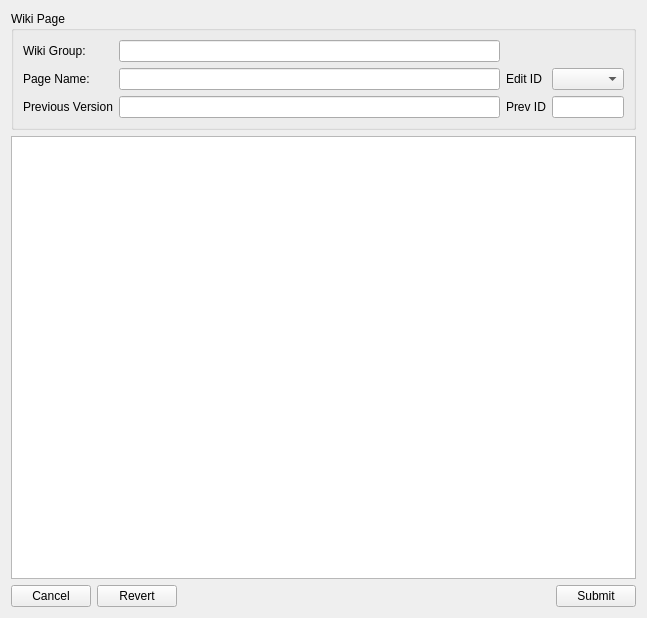
First picture: the form in retroshare-gui/src/gui/WikiPoos/WikiEditDialog.ui, repository RetroShare/RetroShare_old, before the edit.
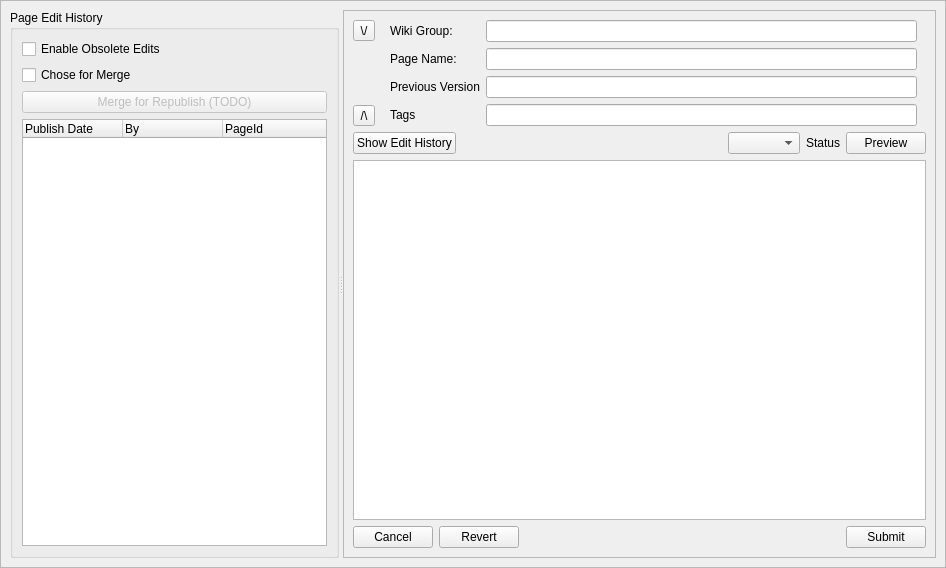
Second picture: the form after the edit. Custom widgets are drawn as their Qt base class.

Commit message:
Merged branch v0.5-gxs-b1 into trunk (from -r 5351 -> 5995) This brings a huge amount of goodness into the trunk, but there is still a big chunk todo before it can be released.
 * GXS Backend.
 * GXS Services:
	- Identities.
	- Circles
	- Photos
	- Wiki
	- GxsForums
	- Posted.
 * SSH no-gui server.

See branch commits for more info.

To switch on GXS stuff, enable CONFIG += gxs
in both libretroshare.pro and retroshare-gui.pro

Patch:
```diff
--- a/retroshare-gui/src/gui/WikiPoos/WikiEditDialog.ui
+++ b/retroshare-gui/src/gui/WikiPoos/WikiEditDialog.ui
@@ -6,22 +6,161 @@
    <rect>
     <x>0</x>
     <y>0</y>
-    <width>647</width>
-    <height>618</height>
+    <width>946</width>
+    <height>568</height>
    </rect>
   </property>
   <property name="windowTitle">
    <string/>
   </property>
-  <layout class="QVBoxLayout" name="verticalLayout">
+  <layout class="QGridLayout" name="gridLayout_3">
+   <property name="verticalSpacing">
+    <number>0</number>
+   </property>
+   <property name="margin">
+    <number>0</number>
+   </property>
+   <item row="0" column="0">
+    <widget class="HeaderFrame" name="headerFrame">
+     <property name="frameShape">
+      <enum>QFrame::StyledPanel</enum>
+     </property>
+     <property name="frameShadow">
+      <enum>QFrame::Raised</enum>
+     </property>
+    </widget>
+   </item>
+   <item row="1" column="0">
+    <widget class="QFrame" name="frame">
+     <property name="frameShape">
+      <enum>QFrame::StyledPanel</enum>
+     </property>
+     <property name="frameShadow">
+      <enum>QFrame::Raised</enum>
+     </property>
+     <layout class="QVBoxLayout" name="verticalLayout_2">
    <item>
-    <widget class="QGroupBox" name="groupBox">
+       <widget class="QSplitter" name="splitter_History">
+        <property name="sizePolicy">
+         <sizepolicy hsizetype="Expanding" vsizetype="Expanding">
+          <horstretch>0</horstretch>
+          <verstretch>0</verstretch>
+         </sizepolicy>
+        </property>
+        <property name="orientation">
+         <enum>Qt::Horizontal</enum>
+        </property>
+        <widget class="QGroupBox" name="groupBox_History">
      <property name="title">
-      <string>Wiki Page</string>
-     </property>
-     <layout class="QGridLayout" name="gridLayout">
+          <string>Page Edit History</string>
+         </property>
+         <layout class="QVBoxLayout" name="verticalLayout_3">
+          <item>
+           <widget class="QCheckBox" name="checkBox_OldHistory">
+            <property name="text">
+             <string>Enable Obsolete Edits</string>
+            </property>
+           </widget>
+          </item>
+          <item>
+           <widget class="QCheckBox" name="checkBox_Merge">
+            <property name="text">
+             <string>Chose for Merge</string>
+            </property>
+           </widget>
+          </item>
+          <item>
+           <widget class="QPushButton" name="pushButton_Merge">
+            <property name="enabled">
+             <bool>false</bool>
+            </property>
+            <property name="text">
+             <string>Merge for Republish (TODO)</string>
+            </property>
+           </widget>
+          </item>
+          <item>
+           <widget class="QTreeWidget" name="treeWidget_History">
+            <column>
+             <property name="text">
+              <string>Publish Date</string>
+             </property>
+            </column>
+            <column>
+             <property name="text">
+              <string>By</string>
+             </property>
+            </column>
+            <column>
+             <property name="text">
+              <string>PageId</string>
+             </property>
+            </column>
+           </widget>
+          </item>
+         </layout>
+        </widget>
+        <widget class="QFrame" name="frame_3">
+         <property name="frameShape">
+          <enum>QFrame::StyledPanel</enum>
+         </property>
+         <property name="frameShadow">
+          <enum>QFrame::Raised</enum>
+         </property>
+         <layout class="QVBoxLayout" name="verticalLayout_4" stretch="0,0,10,0">
+          <item>
+           <layout class="QHBoxLayout" name="horizontalLayout_3">
+            <item>
+             <layout class="QVBoxLayout" name="verticalLayout">
+              <item>
+               <widget class="QToolButton" name="toolButton_Show">
+                <property name="text">
+                 <string>\/</string>
+                </property>
+               </widget>
+              </item>
+              <item>
+               <spacer name="verticalSpacer">
+                <property name="orientation">
+                 <enum>Qt::Vertical</enum>
+                </property>
+                <property name="sizeType">
+                 <enum>QSizePolicy::MinimumExpanding</enum>
+                </property>
+                <property name="sizeHint" stdset="0">
+                 <size>
+                  <width>10</width>
+                  <height>0</height>
+                 </size>
+                </property>
+               </spacer>
+              </item>
+              <item>
+               <widget class="QToolButton" name="toolButton_Hide">
+                <property name="text">
+                 <string>/\</string>
+                </property>
+               </widget>
+              </item>
+             </layout>
+            </item>
+            <item>
+             <widget class="QFrame" name="frame">
+              <property name="sizePolicy">
+               <sizepolicy hsizetype="Preferred" vsizetype="MinimumExpanding">
+                <horstretch>0</horstretch>
+                <verstretch>0</verstretch>
+               </sizepolicy>
+              </property>
+              <layout class="QFormLayout" name="formLayout">
+               <property name="topMargin">
+                <number>0</number>
+               </property>
+               <property name="bottomMargin">
+                <number>0</number>
+               </property>
       <item row="0" column="0">
-       <widget class="QLabel" name="label_5">
+                <widget class="QLabel" name="label_Group">
         <property name="text">
          <string>Wiki Group:</string>
         </property>
@@ -37,21 +176,8 @@
         </property>
        </widget>
       </item>
-      <item row="0" column="2" colspan="2">
-       <spacer name="horizontalSpacer">
-        <property name="orientation">
-         <enum>Qt::Horizontal</enum>
-        </property>
-        <property name="sizeHint" stdset="0">
-         <size>
-          <width>168</width>
-          <height>20</height>
-         </size>
-        </property>
-       </spacer>
-      </item>
       <item row="1" column="0">
-       <widget class="QLabel" name="label">
+                <widget class="QLabel" name="label_Page">
         <property name="text">
          <string>Page Name:</string>
         </property>
@@ -67,18 +193,8 @@
         </property>
        </widget>
       </item>
-      <item row="1" column="2">
-       <widget class="QLabel" name="label_3">
-        <property name="text">
-         <string>Edit ID</string>
-        </property>
-       </widget>
-      </item>
-      <item row="1" column="3">
-       <widget class="QComboBox" name="comboBox_Id"/>
-      </item>
       <item row="2" column="0">
-       <widget class="QLabel" name="label_2">
+                <widget class="QLabel" name="label_PrevVersion">
         <property name="text">
          <string>Previous Version</string>
         </property>
@@ -97,21 +213,24 @@
         </property>
        </widget>
       </item>
-      <item row="2" column="2">
-       <widget class="QLabel" name="label_4">
+               <item row="3" column="0">
+                <widget class="QLabel" name="label_Tags">
         <property name="text">
-         <string>Prev ID</string>
+                  <string>Tags</string>
         </property>
        </widget>
       </item>
-      <item row="2" column="3">
-       <widget class="QLineEdit" name="lineEdit_PrevId">
+               <item row="3" column="1">
+                <widget class="QLineEdit" name="lineEdit_Tags">
         <property name="sizePolicy">
          <sizepolicy hsizetype="Expanding" vsizetype="Fixed">
-          <horstretch>1</horstretch>
+                   <horstretch>10</horstretch>
           <verstretch>0</verstretch>
          </sizepolicy>
         </property>
+                 <property name="text">
+                  <string/>
+                 </property>
         <property name="readOnly">
          <bool>true</bool>
         </property>
@@ -119,6 +238,49 @@
       </item>
      </layout>
     </widget>
+            </item>
+           </layout>
+          </item>
+          <item>
+           <layout class="QHBoxLayout" name="horizontalLayout_2">
+            <item>
+             <widget class="QPushButton" name="pushButton_History">
+              <property name="text">
+               <string>Show Edit History</string>
+              </property>
+             </widget>
+            </item>
+            <item>
+             <spacer name="horizontalSpacer">
+              <property name="orientation">
+               <enum>Qt::Horizontal</enum>
+              </property>
+              <property name="sizeHint" stdset="0">
+               <size>
+                <width>178</width>
+                <height>20</height>
+               </size>
+              </property>
+             </spacer>
+            </item>
+            <item>
+             <widget class="GxsIdChooser" name="comboBox_IdChooser"/>
+            </item>
+            <item>
+             <widget class="QLabel" name="label_Status">
+              <property name="text">
+               <string>Status</string>
+              </property>
+             </widget>
+            </item>
+            <item>
+             <widget class="QPushButton" name="pushButton_Preview">
+              <property name="text">
+               <string>Preview</string>
+              </property>
+             </widget>
+            </item>
+           </layout>
    </item>
    <item>
     <widget class="QTextEdit" name="textEdit"/>
@@ -163,6 +325,26 @@
    </item>
   </layout>
  </widget>
+       </widget>
+      </item>
+     </layout>
+    </widget>
+   </item>
+  </layout>
+ </widget>
+ <customwidgets>
+  <customwidget>
+   <class>HeaderFrame</class>
+   <extends>QFrame</extends>
+   <header>gui/common/HeaderFrame.h</header>
+   <container>1</container>
+  </customwidget>
+  <customwidget>
+   <class>GxsIdChooser</class>
+   <extends>QComboBox</extends>
+   <header>gui/gxs/GxsIdChooser.h</header>
+  </customwidget>
+ </customwidgets>
  <resources>
   <include location="Wiki_images.qrc"/>
  </resources>
```
Left out of the diff: 2 changed lines with no effect on the pictures. Lines whose indentation alone changed are shown as unchanged. The commit also changes 558 other files.
